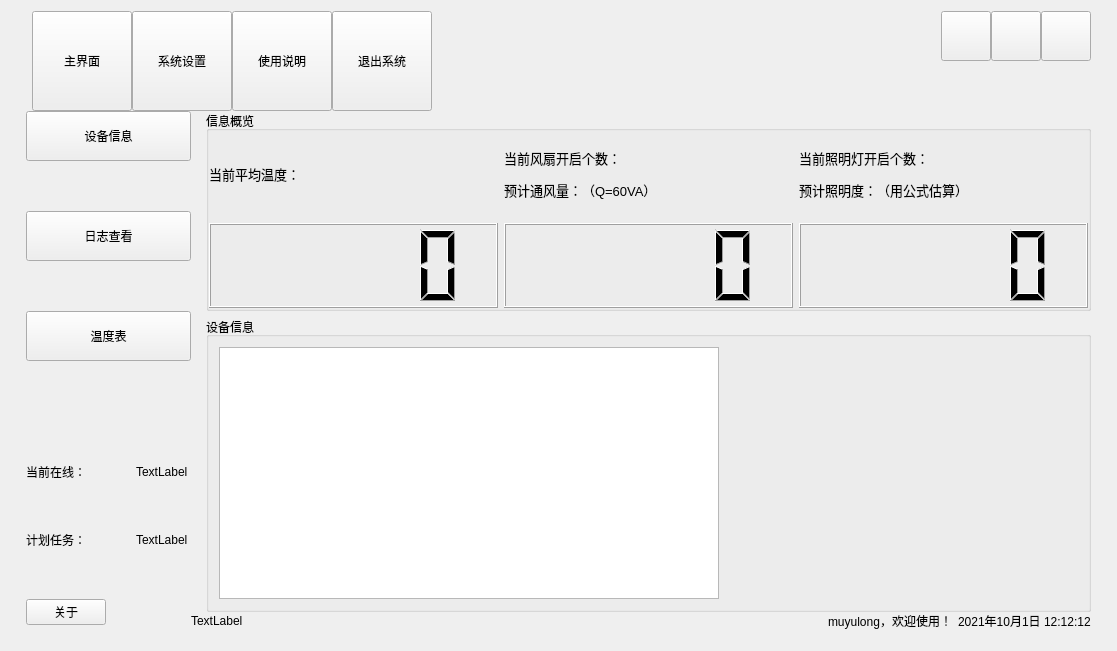
Before: the Qt Designer form mainfrm/mainfrm.ui in muyulong/pi_gateway, drawn with Qt 5.
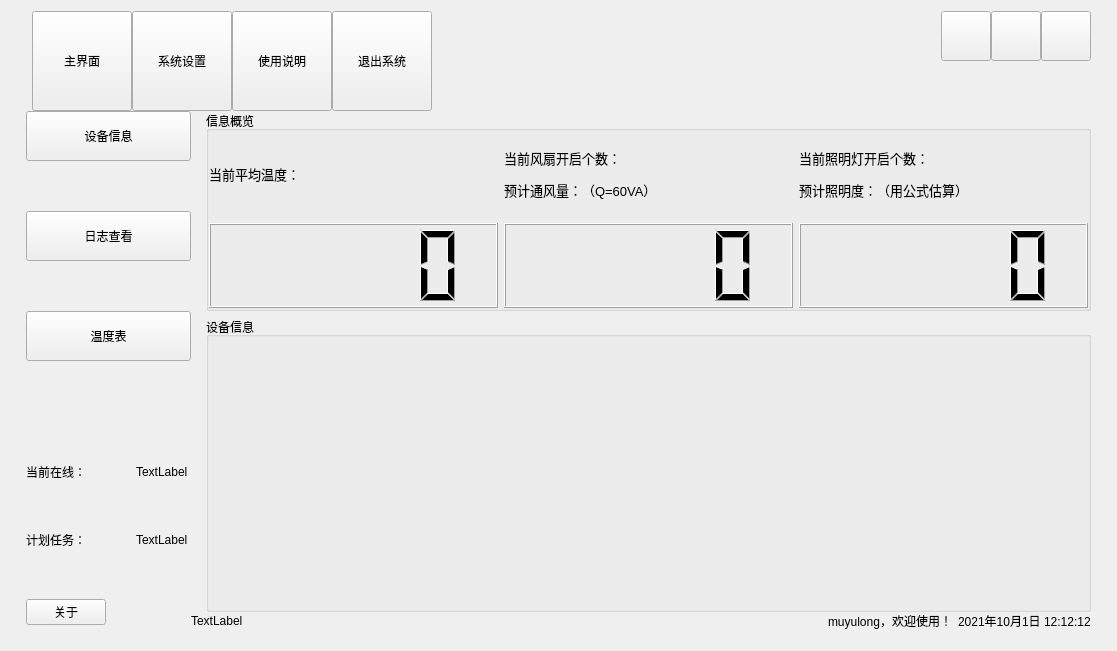
After: the same form once the commit is applied.

Patch:
```diff
--- a/mainfrm/mainfrm.ui
+++ b/mainfrm/mainfrm.ui
@@ -532,61 +532,19 @@
                </property>
                <layout class="QHBoxLayout" name="horizontalLayout_6">
                 <property name="leftMargin">
-                 <number>10</number>
+                 <number>0</number>
                 </property>
                 <property name="topMargin">
-                 <number>10</number>
+                 <number>0</number>
                 </property>
                 <property name="rightMargin">
-                 <number>10</number>
+                 <number>0</number>
                 </property>
                 <property name="bottomMargin">
-                 <number>10</number>
+                 <number>0</number>
                 </property>
                 <item>
-                 <widget class="QWidget" name="widget_node_tree" native="true">
-                  <property name="maximumSize">
-                   <size>
-                    <width>500</width>
-                    <height>16777215</height>
-                   </size>
-                  </property>
-                  <layout class="QHBoxLayout" name="horizontalLayout_8">
-                   <property name="leftMargin">
-                    <number>0</number>
-                   </property>
-                   <property name="topMargin">
-                    <number>0</number>
-                   </property>
-                   <property name="rightMargin">
-                    <number>0</number>
-                   </property>
-                   <property name="bottomMargin">
-                    <number>0</number>
-                   </property>
-                   <item>
-                    <widget class="QTreeView" name="treeView"/>
-                   </item>
-                  </layout>
-                 </widget>
-                </item>
-                <item>
-                 <widget class="QWidget" name="widget_node_panel" native="true">
-                  <layout class="QHBoxLayout" name="horizontalLayout_7">
-                   <property name="leftMargin">
-                    <number>0</number>
-                   </property>
-                   <property name="topMargin">
-                    <number>0</number>
-                   </property>
-                   <property name="rightMargin">
-                    <number>0</number>
-                   </property>
-                   <property name="bottomMargin">
-                    <number>0</number>
-                   </property>
-                  </layout>
-                 </widget>
+                 <widget class="QWidget" name="widget_node" native="true"/>
                 </item>
                </layout>
               </widget>
```
Left out of the diff: 4 changed lines with no effect on the pictures.
